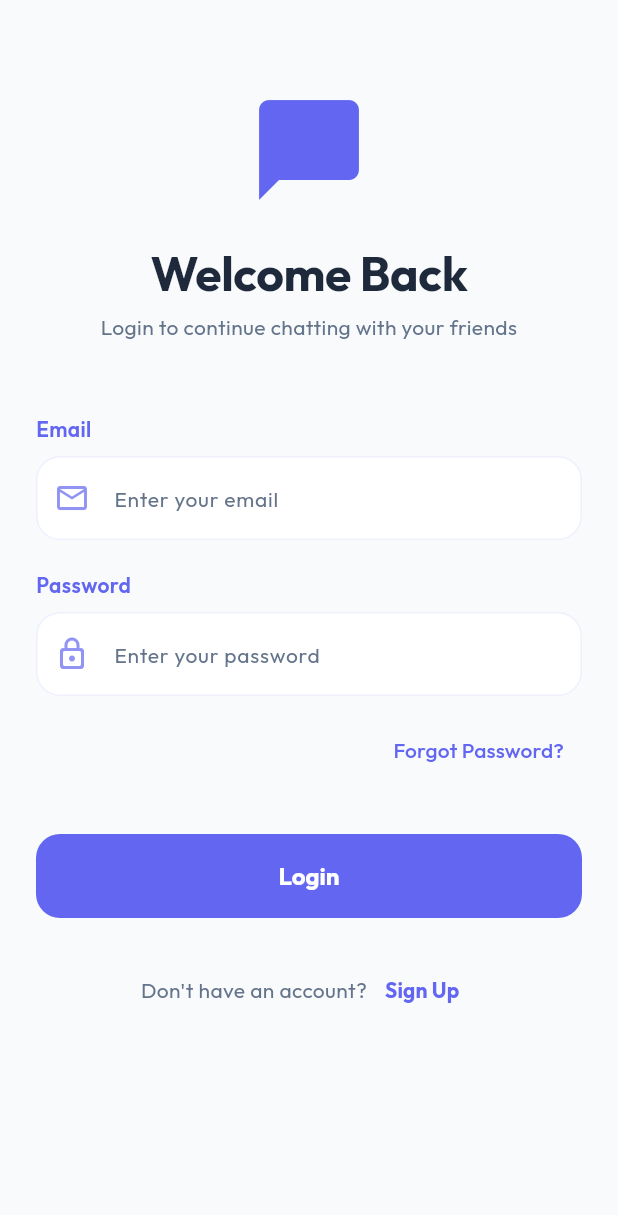
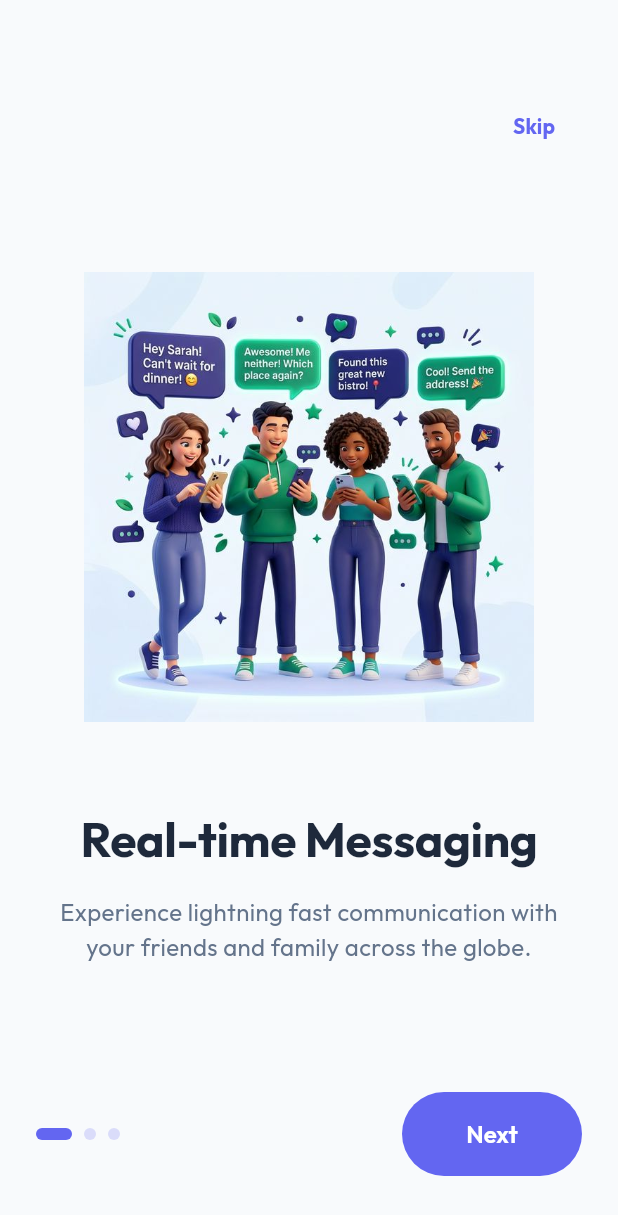
Before and after one commit to Usman-bin-Khalid/LiveChatingApp, a Flutter app: the screen it shows after launch, on a phone screen of 412 x 824 dp. Shown: the top 1215 px of the screen. Run offline on Flutter 3.47's test engine with Material 3 defaults, Android fonts, the phone set to English and light mode, and no system bars; drawn by our look-alikes of flutter_animate; our stand-ins replace dio, google_fonts, shared_preferences, socket_io_client; accounts and stored records are empty.

Commit message:
Onboarding Screen UI Completed

```diff
--- a/lib/main.dart
+++ b/lib/main.dart
@@ -9,8 +9,7 @@ import 'package:live_chating_apis/data/repositories/auth_repository.dart';
 import 'package:live_chating_apis/data/repositories/chat_repository.dart';
 import 'package:live_chating_apis/providers/auth_provider.dart';
 import 'package:live_chating_apis/providers/chat_provider.dart';
-import 'package:live_chating_apis/views/screens/auth/login_screen.dart';
-import 'package:live_chating_apis/views/screens/chat/chat_list_screen.dart';
+import 'package:live_chating_apis/views/screens/intro/splash_screen.dart';
 
 void main() {
   WidgetsFlutterBinding.ensureInitialized();
@@ -46,7 +45,7 @@ class MyApp extends StatelessWidget {
           theme: AppTheme.lightTheme,
           darkTheme: AppTheme.darkTheme,
           themeMode: themeProvider.themeMode,
-          home: authProvider.isAuthenticated ? const ChatListScreen() : const LoginScreen(),
+          home: const SplashScreen(),
         );
       },
     );
--- /dev/null
+++ b/lib/views/screens/intro/onboarding_screen.dart
@@ -0,0 +1,178 @@
+import 'package:flutter/material.dart';
+import 'package:flutter_animate/flutter_animate.dart';
+import 'package:shared_preferences/shared_preferences.dart';
+import '../auth/login_screen.dart';
+
+class OnboardingScreen extends StatefulWidget {
+  const OnboardingScreen({super.key});
+
+  @override
+  State<OnboardingScreen> createState() => _OnboardingScreenState();
+}
+
+class _OnboardingScreenState extends State<OnboardingScreen> {
+  final PageController _pageController = PageController();
+  int _currentPage = 0;
+
+  final List<OnboardingData> _data = [
+    OnboardingData(
+      title: 'Real-time Messaging',
+      description: 'Experience lightning fast communication with your friends and family across the globe.',
+      image: 'assets/images/onboarding1.png',
+    ),
+    OnboardingData(
+      title: 'Global Connectivity',
+      description: 'Connect with anyone, anywhere. Our platform ensures you stay in touch no matter the distance.',
+      image: 'assets/images/onboarding2.png',
+    ),
+    OnboardingData(
+      title: 'Secure & Private',
+      description: 'Your privacy is our priority. Enjoy end-to-end encrypted conversations with peace of mind.',
+      image: 'assets/images/onboarding1.png', // Reusing for now or I can generate a 3rd one
+    ),
+  ];
+
+  Future<void> _completeOnboarding() async {
+    final prefs = await SharedPreferences.getInstance();
+    await prefs.setBool('showOnboarding', false);
+    if (!mounted) return;
+    Navigator.pushReplacement(
+      context,
+      MaterialPageRoute(builder: (_) => const LoginScreen()),
+    );
+  }
+
+  @override
+  Widget build(BuildContext context) {
+    final theme = Theme.of(context);
+
+    return Scaffold(
+      body: Stack(
+        children: [
+          PageView.builder(
+            controller: _pageController,
+            onPageChanged: (index) {
+              setState(() {
+                _currentPage = index;
+              });
+            },
+            itemCount: _data.length,
+            itemBuilder: (context, index) {
+              return OnboardingPage(data: _data[index]);
+            },
+          ),
+          Positioned(
+            bottom: 40,
+            left: 24,
+            right: 24,
+            child: Row(
+              mainAxisAlignment: MainAxisAlignment.spaceBetween,
+              children: [
+                Row(
+                  children: List.generate(
+                    _data.length,
+                    (index) => AnimatedContainer(
+                      duration: const Duration(milliseconds: 300),
+                      margin: const EdgeInsets.only(right: 8),
+                      height: 8,
+                      width: _currentPage == index ? 24 : 8,
+                      decoration: BoxDecoration(
+                        color: _currentPage == index
+                            ? theme.colorScheme.primary
+                            : theme.colorScheme.primary.withOpacity(0.2),
+                        borderRadius: BorderRadius.circular(4),
+                      ),
+                    ),
+                  ),
+                ),
+                ElevatedButton(
+                  onPressed: () {
+                    if (_currentPage == _data.length - 1) {
+                      _completeOnboarding();
+                    } else {
+                      _pageController.nextPage(
+                        duration: const Duration(milliseconds: 500),
+                        curve: Curves.easeInOut,
+                      );
+                    }
+                  },
+                  style: ElevatedButton.styleFrom(
+                    minimumSize: const Size(120, 56),
+                    shape: RoundedRectangleBorder(
+                      borderRadius: BorderRadius.circular(30),
+                    ),
+                  ),
+                  child: Text(
+                    _currentPage == _data.length - 1 ? 'Get Started' : 'Next',
+                  ),
+                ).animate().scale(),
+              ],
+            ),
+          ),
+          Positioned(
+            top: 60,
+            right: 24,
+            child: TextButton(
+              onPressed: _completeOnboarding,
+              child: Text(
+                'Skip',
+                style: TextStyle(
+                  color: theme.colorScheme.primary,
+                  fontWeight: FontWeight.bold,
+                ),
+              ),
+            ),
+          ),
+        ],
+      ),
+    );
+  }
+}
+
+class OnboardingData {
+  final String title;
+  final String description;
+  final String image;
+
+  OnboardingData({
+    required this.title,
+    required this.description,
+    required this.image,
+  });
+}
+
+class OnboardingPage extends StatelessWidget {
+  final OnboardingData data;
+
+  const OnboardingPage({super.key, required this.data});
+
+  @override
+  Widget build(BuildContext context) {
+    final theme = Theme.of(context);
+
+    return Padding(
+      padding: const EdgeInsets.all(40.0),
+      child: Column(
+        mainAxisAlignment: MainAxisAlignment.center,
+        children: [
+          Image.asset(
+            data.image,
+            height: 300,
+          ).animate().fadeIn(duration: 800.ms).slideY(begin: 0.1),
+          const SizedBox(height: 60),
+          Text(
+            data.title,
+            textAlign: TextAlign.center,
+            style: theme.textTheme.displayLarge,
+          ).animate().fadeIn(delay: 200.ms).slideY(begin: 0.2),
+          const SizedBox(height: 20),
+          Text(
+            data.description,
+            textAlign: TextAlign.center,
+            style: theme.textTheme.bodyMedium?.copyWith(fontSize: 16),
+          ).animate().fadeIn(delay: 400.ms).slideY(begin: 0.2),
+        ],
+      ),
+    );
+  }
+}
```
Also changed, not shown: lib/views/screens/auth/login_screen.dart (+112 -41 lines), assets/images/onboarding1.png (added), assets/images/onboarding2.png (added).
